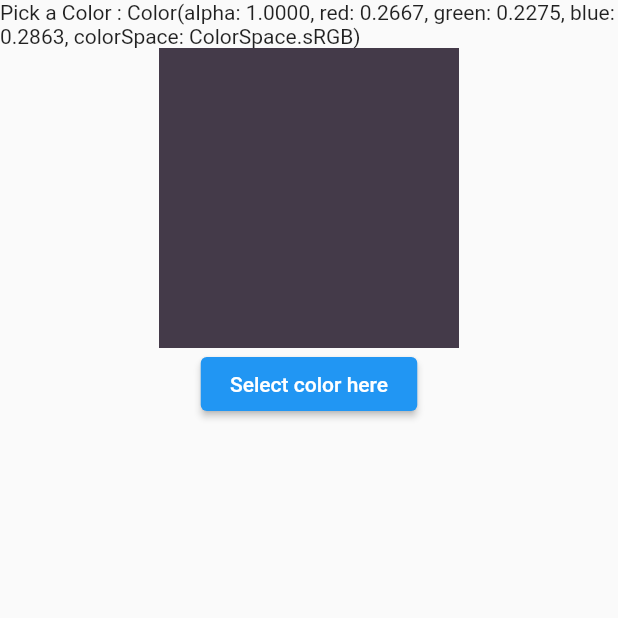
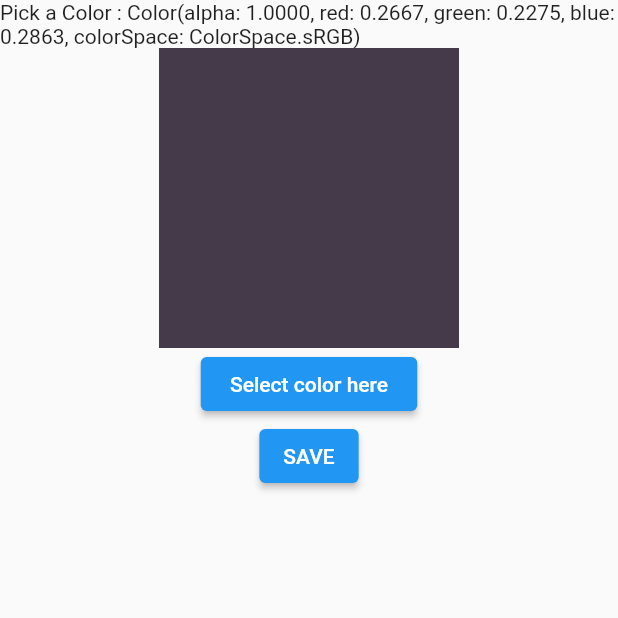
Before and after one commit to kharisazhar/flutter_week4_form_picker, a Flutter app: the screen it shows after launch, after a tap on "Color Picker", on a phone screen of 412 x 824 dp, the top half of it. Run offline on Flutter 3.47's test engine with Material 2 defaults, Android fonts, the phone set to English and light mode, and no system bars; our stand-ins replace file_picker, flutter_colorpicker.

Commit message:
add example color

```diff
--- a/lib/advance_form/color_picker/color_picker_page.dart
+++ b/lib/advance_form/color_picker/color_picker_page.dart
@@ -65,7 +65,12 @@ class _ColorPickerPageState extends State<ColorPickerPage> {
                       );
                     });
               },
-              child: const Text(" Select color here "))
+              child: const Text(" Select color here ")),
+          ElevatedButton(
+              onPressed: () {
+                Navigator.pop(context, pickerColor);
+              },
+              child: const Text("SAVE"))
         ],
       )),
     );
--- a/lib/home_screen.dart
+++ b/lib/home_screen.dart
@@ -13,6 +13,7 @@ class HomeScreen extends StatefulWidget {
 
 class _HomeScreenState extends State<HomeScreen> {
   String? fileResult;
+  Color? color;
 
   @override
   Widget build(BuildContext context) {
@@ -43,9 +44,19 @@ class _HomeScreenState extends State<HomeScreen> {
                     MaterialPageRoute(builder: (_) => const DatePickerPage())),
                 title: const Text('Date Picker')),
             ListTile(
-                onTap: () => Navigator.of(context).push(
-                    MaterialPageRoute(builder: (_) => const ColorPickerPage())),
+                onTap: () => Navigator.of(context)
+                        .push(MaterialPageRoute<Color>(
+                            builder: (_) => const ColorPickerPage()))
+                        .then((value) {
+                      color = value ?? Colors.red;
+                      setState(() {});
+                    }),
                 title: const Text('Color Picker')),
+            Container(
+              width: 200,
+              height: 200,
+              color: color ?? Colors.red,
+            )
           ],
         ),
       ),
```
